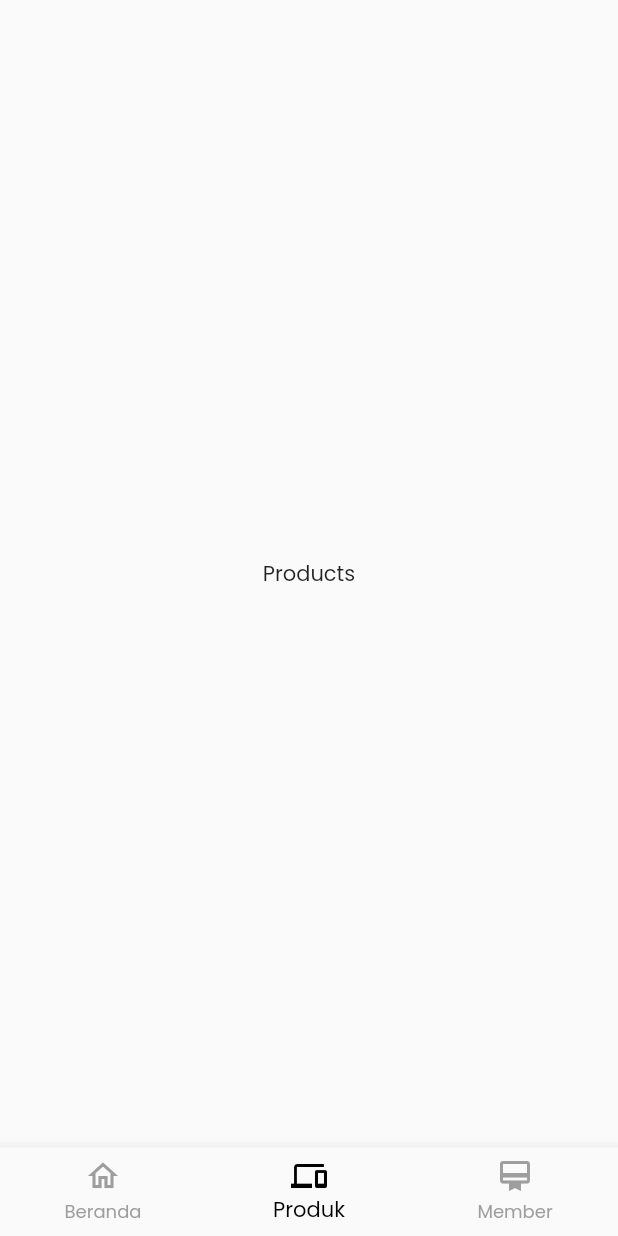
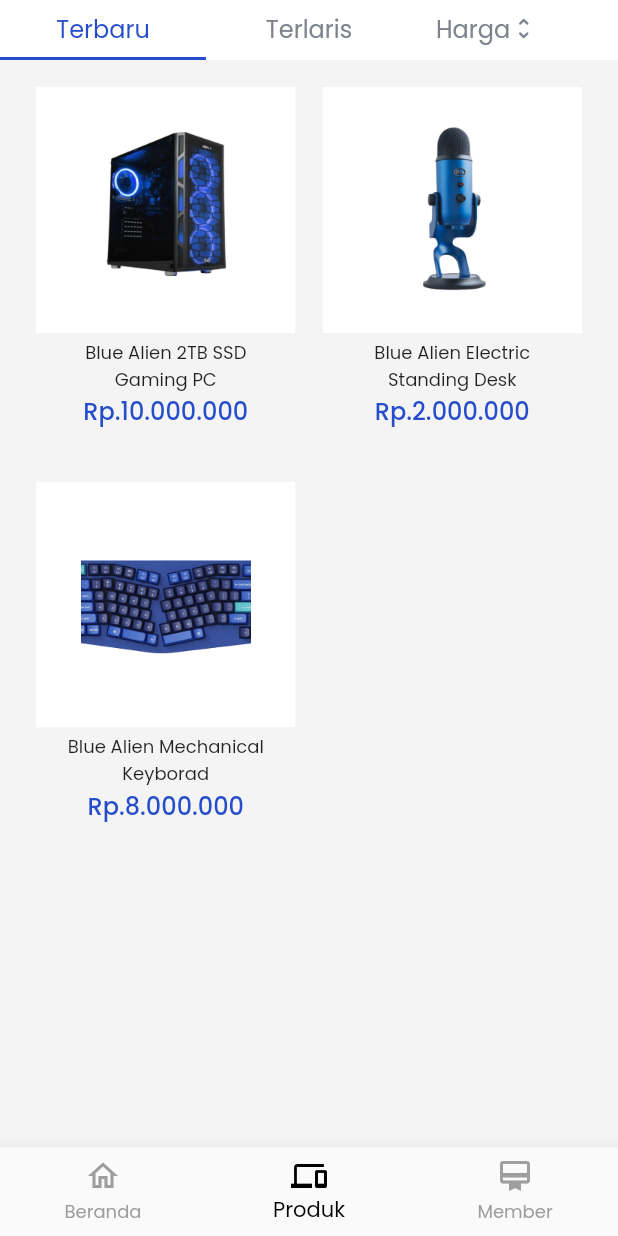
Before and after one commit to Kelompok-17-Capstone/mobile_flutter, a Flutter app: the DashboardView screen opened by its route, item 2 of the bottom bar chosen, on a phone screen of 412 x 824 dp. Run offline on Flutter 3.47's test engine with Material 2 defaults, Android fonts, the phone set to English and light mode, and no system bars; our stand-ins replace barcode_widget, google_fonts, hexcolor.

Commit message:
Slicing-Produk

```diff
--- a/lib/views/dashboard/dashboard_view.dart
+++ b/lib/views/dashboard/dashboard_view.dart
@@ -1,6 +1,7 @@
 import 'package:flutter/material.dart';
 import 'package:mobile_flutter/views/dashboard/home_view.dart';
 import 'package:mobile_flutter/views/dashboard/member_view.dart';
+import 'package:mobile_flutter/views/dashboard/produk_view.dart';
 
 class DashboardView extends StatefulWidget {
   const DashboardView({super.key});
@@ -10,12 +11,11 @@ class DashboardView extends StatefulWidget {
 }
 
 class _DashboardViewState extends State<DashboardView> {
-
   int currentIndex = 0;
 
   List<Widget> pageList = [
     const HomePageView(),
-    const Center(child: Text('Products')), // Products Page
+    const Produk(),
     const MemberView()
   ];
 
@@ -36,9 +36,12 @@ class _DashboardViewState extends State<DashboardView> {
           });
         },
         items: const [
-          BottomNavigationBarItem(icon: Icon(Icons.home_outlined), label: 'Beranda'),
-          BottomNavigationBarItem(icon: Icon(Icons.devices_outlined), label: 'Produk'),
-          BottomNavigationBarItem(icon: Icon(Icons.card_membership_outlined), label: 'Member')
+          BottomNavigationBarItem(
+              icon: Icon(Icons.home_outlined), label: 'Beranda'),
+          BottomNavigationBarItem(
+              icon: Icon(Icons.devices_outlined), label: 'Produk'),
+          BottomNavigationBarItem(
+              icon: Icon(Icons.card_membership_outlined), label: 'Member')
         ],
       ),
     );
--- /dev/null
+++ b/lib/views/dashboard/produk_view.dart
@@ -0,0 +1,215 @@
+import 'package:flutter/material.dart';
+import 'package:hexcolor/hexcolor.dart';
+import 'package:google_fonts/google_fonts.dart';
+
+import '../../main.dart';
+
+Future<void> main() async {
+  WidgetsFlutterBinding.ensureInitialized();
+
+  runApp(const MyApp());
+}
+
+class MyApp extends StatelessWidget {
+  const MyApp({super.key});
+
+  // This widget is the root of your application.
+  @override
+  Widget build(BuildContext context) {
+    return MaterialApp(theme: ThemeData());
+  }
+}
+
+class Produk extends StatefulWidget {
+  const Produk({
+    super.key,
+  });
+
+  @override
+  // ignore: no_logic_in_create_state
+  State<Produk> createState() => _ProdukState('image');
+}
+
+class _ProdukState extends State<Produk> with SingleTickerProviderStateMixin {
+  late TabController _tabController;
+  final String image;
+
+  _ProdukState(this.image);
+
+  final List<AssetImage> produk = [
+    const AssetImage("assets/produk.png"),
+    const AssetImage("assets/produk1.png"),
+    const AssetImage("assets/produk2.png"),
+  ];
+  List<String> detail = [
+    'Blue Alien 2TB SSD Gaming PC',
+    'Blue Alien Electric Standing Desk',
+    'Blue Alien Mechanical Keyborad'
+  ];
+  List<String> harga = ['Rp.10.000.000', 'Rp.2.000.000', 'Rp.8.000.000'];
+  @override
+  void initState() {
+    // Specifies number of Tabs here
+    _tabController = TabController(length: 3, vsync: this);
+    super.initState();
+  }
+
+  @override
+  void dispose() {
+    super.dispose();
+    _tabController.dispose();
+  }
+
+  @override
+  Widget build(BuildContext context) {
+    return SafeArea(
+      child: Scaffold(
+        backgroundColor: HexColor('#F4F4F4'),
+        body: Padding(
+          padding: const EdgeInsets.all(0),
+          child: Column(
+            children: [
+              Container(
+                color: HexColor('#FFFFFF'),
+                padding: const EdgeInsets.only(top: 0),
+                height: 40,
+                child: TabBar(
+                  controller: _tabController,
+
+                  // HexColor('#FFFFFF'),
+                  labelColor: HexColor('#264ECA'), //<-- selected text color
+                  unselectedLabelColor: HexColor('#7D828C'),
+                  indicatorColor: HexColor('#264ECA'),
+
+                  tabs: [
+                    Tab(
+                      child: Text('Terbaru',
+                          style: GoogleFonts.poppins(
+                            fontSize: 16,
+                            fontWeight: FontWeight.w400,
+                          )),
+                    ),
+                    Tab(
+                      child: Text('Terlaris',
+                          style: GoogleFonts.poppins(
+                            fontSize: 16,
+                            fontWeight: FontWeight.w400,
+                          )),
+                    ),
+                    Row(children: [
+                      Text(
+                        'Harga',
+                        style: GoogleFonts.poppins(
+                          fontSize: 16,
+                          fontWeight: FontWeight.w400,
+                        ),
+                      ),
+                      const SizedBox(width: 0),
+                      const Icon(
+                        Icons.unfold_more_rounded,
+                        size: 18,
+                      ),
+                    ]),
+                  ],
+                ),
+              ),
+              Expanded(
+                child: TabBarView(
+                  controller: _tabController,
+                  children: [
+                    Padding(
+                      padding: const EdgeInsets.only(
+                        left: 24,
+                        top: 18,
+                        right: 24,
+                      ),
+                      child: GridView.builder(
+                        gridDelegate:
+                            const SliverGridDelegateWithFixedCrossAxisCount(
+                          crossAxisSpacing: 18,
+                          mainAxisSpacing: 90,
+                          crossAxisCount: 2,
+                        ),
+                        itemCount: produk.length,
+                        itemBuilder: (context, index) {
+                          return GestureDetector(
+                            onTap: () {},
+                            child: Wrap(
+                              children: [
+                                ClipRRect(
+                                  child: Container(
+                                    padding: const EdgeInsets.only(
+                                        left: 30,
+                                        right: 30,
+                                        top: 22,
+                                        bottom: 22),
+                                    height: 164,
+                                    width: 180,
+                                    decoration: BoxDecoration(
+                                      color: HexColor('#FFFFFF'),
+                                    ),
+                                    child: Image.asset(
+                                      produk[index].assetName,
+                                      height: 120,
+                                      width: 120,
+                                      fit: BoxFit.cover,
+                                    ),
+                                  ),
+                                ),
+                                Padding(
+                                  padding: const EdgeInsets.all(0),
+                                  child: Column(
+                                    mainAxisAlignment: MainAxisAlignment.center,
+                                    children: [
+                                      ListTile(
+                                          title: Text(
+                                            detail[index],
+                                            textAlign: TextAlign.center,
+                                            style: GoogleFonts.poppins(
+                                              fontSize: 12,
+                                              fontWeight: FontWeight.w400,
+                                            ),
+                                          ),
+                                          subtitle: Text(
+                                            harga[index],
+                                            textAlign: TextAlign.center,
+                                            style: GoogleFonts.poppins(
+                                                fontSize: 16,
+                                                fontWeight: FontWeight.w500,
+                                                color: HexColor('#264ECA')),
+                                          ))
+                                    ],
+                                  ),
+                                )
+                              ],
+                            ),
+                          );
+                        },
+                      ),
+                    ),
+                    Padding(
+                      padding: const EdgeInsets.only(top: 10),
+                      child: Column(
+                        children: const [
+                          Text("Tab2"),
+                        ],
+                      ),
+                    ),
+                    Padding(
+                      padding: const EdgeInsets.only(top: 10),
+                      child: Column(
+                        children: const [
+                          Text("Tab3"),
+                        ],
+                      ),
+                    ),
+                  ],
+                ),
+              ),
+            ],
+          ),
+        ),
+      ),
+    );
+  }
+}
```
Also changed, not shown: lib/main.dart (+6 -4 lines), pubspec.yaml (+7 -0 lines), assets/produk.png (added), assets/produk1.png (added), assets/produk2.png (added), pubspec.lock, 1 other file.
